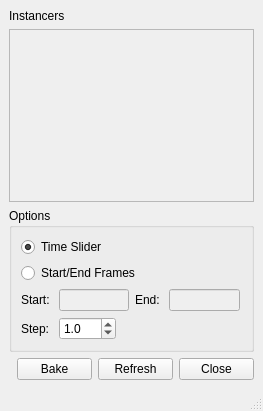
This is ui/window.ui in iceanimations/bakeInstancer as Qt 5 draws it before an edit. The edited form follows.
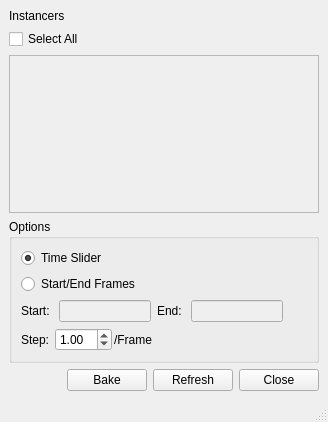
This is the edited form.

Commit message: window.ui is complete (object names defined and all widgets added), window.py is ready to add functionality (all methods required are declared), instansters() method added to bake_particle_instancer.py

Diff of the .ui file:
```diff
--- a/ui/window.ui
+++ b/ui/window.ui
@@ -6,8 +6,8 @@
    <rect>
     <x>0</x>
     <y>0</y>
-    <width>263</width>
-    <height>411</height>
+    <width>328</width>
+    <height>422</height>
    </rect>
   </property>
   <property name="windowTitle">
@@ -22,6 +22,13 @@
       </property>
      </widget>
     </item>
+    <item>
+     <widget class="QCheckBox" name="selectAllButton">
+      <property name="text">
+       <string>Select All</string>
+      </property>
+     </widget>
+    </item>
     <item>
      <widget class="QScrollArea" name="scrollArea">
       <property name="sizePolicy">
@@ -38,8 +45,8 @@
         <rect>
          <x>0</x>
          <y>0</y>
-         <width>243</width>
-         <height>165</height>
+         <width>308</width>
+         <height>153</height>
         </rect>
        </property>
        <layout class="QVBoxLayout" name="verticalLayout_3">
@@ -161,6 +168,9 @@
        </item>
        <item>
         <layout class="QHBoxLayout" name="horizontalLayout_2">
+         <property name="spacing">
+          <number>2</number>
+         </property>
          <item>
           <widget class="QLabel" name="label_3">
            <property name="text">
@@ -171,10 +181,10 @@
          <item>
           <widget class="QDoubleSpinBox" name="stepBox">
            <property name="decimals">
-            <number>1</number>
+            <number>2</number>
            </property>
            <property name="minimum">
-            <double>0.500000000000000</double>
+            <double>0.010000000000000</double>
            </property>
            <property name="singleStep">
             <double>0.500000000000000</double>
@@ -184,6 +194,13 @@
            </property>
           </widget>
          </item>
+         <item>
+          <widget class="QLabel" name="label_5">
+           <property name="text">
+            <string>/Frame</string>
+           </property>
+          </widget>
+         </item>
          <item>
           <spacer name="horizontalSpacer">
            <property name="orientation">
```
Left out of the diff: 61 changed lines with no effect on the pictures. The commit also changes 2 other files.
